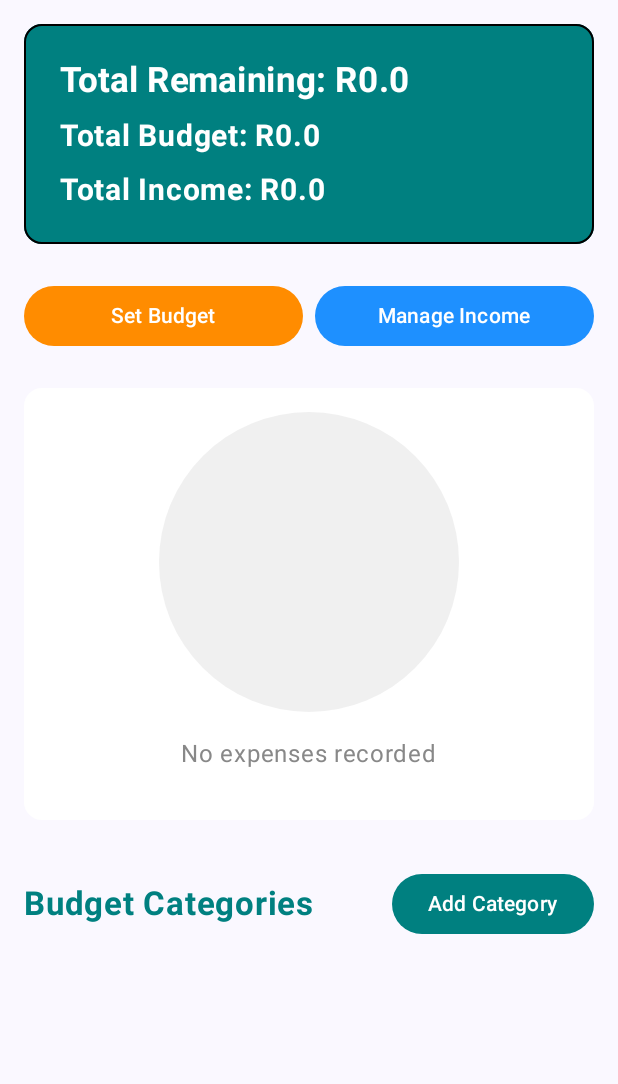
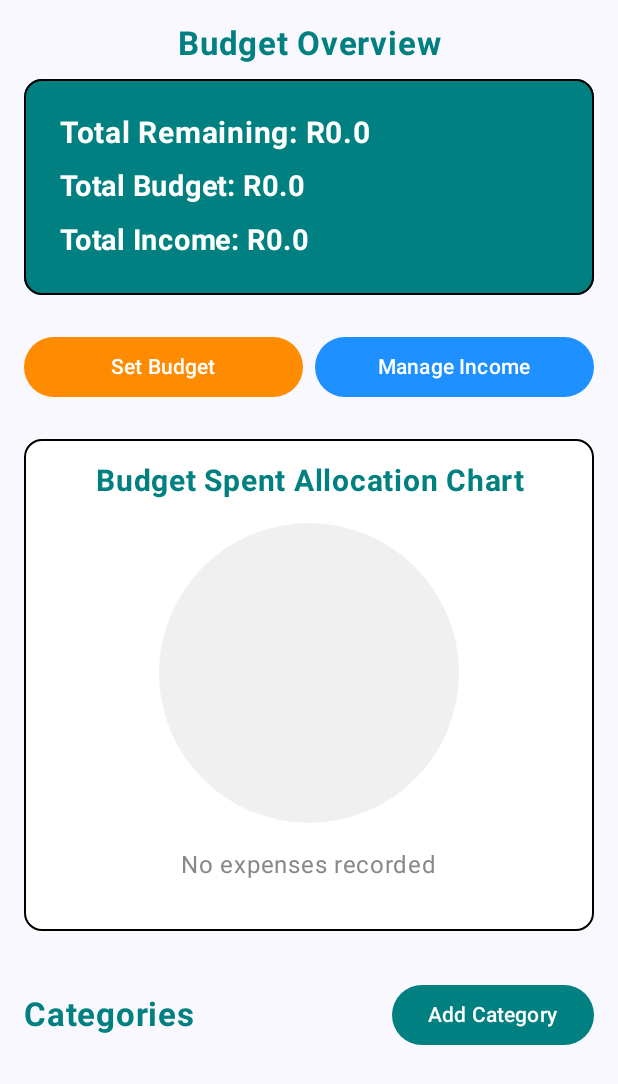
Before and after one commit to IanTerHaar/AccountIT, an Android app built with Jetpack Compose: the composable DashboardScreen called with empty values, on a phone screen of 412 x 824 dp. Shown: the top 1084 px of the screen. Run offline under Robolectric (Android 15) with nearby library versions, the phone set to English and light mode, and no system bars.

Commit message:
Gave the pie chart more colors and added a favorite feature

```diff
--- a/app/src/main/java/com/ianterhaar/accountit/DashboardScreen.kt
+++ b/app/src/main/java/com/ianterhaar/accountit/DashboardScreen.kt
@@ -45,12 +45,37 @@ import androidx.compose.ui.geometry.Offset
 import androidx.compose.ui.geometry.Size
 import androidx.compose.foundation.BorderStroke
 import androidx.compose.foundation.border
+import androidx.compose.material.icons.filled.Star
 
 
 val TealColor = Color(0xFF008080)
 val OrangeColor = Color(0xFFFF8C00)
 val BlueColor = Color(0xFF1E90FF)    // Dodger Blue
 val CardBorder = BorderStroke(1.dp, Color.Black)
+
+// new color list for pie chart
+val pieChartColors = listOf(
+    Color(0xFF008080),  // Teal
+    Color(0xFFFF8C00),  // Orange
+    Color(0xFF1E90FF),  // Blue
+    Color(0xFF9370DB),  // Medium Purple
+    Color(0xFF20B2AA),  // Light Sea Green
+    Color(0xFFDC143C),  // Crimson
+    Color(0xFF4169E1),  // Royal Blue
+    Color(0xFFFA8072),  // Salmon
+    Color(0xFF32CD32),  // Lime Green
+    Color(0xFFFF69B4),  // Hot Pink
+    Color(0xFF4682B4),  // Steel Blue
+    Color(0xFFFFD700),  // Gold
+    Color(0xFF8B4513),  // Saddle Brown
+    Color(0xFF87CEEB),  // Sky Blue
+    Color(0xFFDA70D6),  // Orchid
+    Color(0xFF556B2F),  // Dark Olive Green
+    Color(0xFFFF6347),  // Tomato
+    Color(0xFF6B8E23),  // Olive Drab
+    Color(0xFF7B68EE),  // Medium Slate Blue
+    Color(0xFFCD853F)   // Peru
+)
 
 @OptIn(ExperimentalMaterial3Api::class)
 @Composable
@@ -63,7 +88,8 @@ fun DashboardScreen(
     onSetBudgetClick: () -> Unit,
     onManageCategoriesClick: () -> Unit,
     onDeleteCategory: (String) -> Unit,
-    onAddExpense: (String, Double) -> Unit
+    onAddExpense: (String, Double) -> Unit,
+    onTogglePinCategory: (String) -> Unit,
 ) {
     val remainingBudget = totalBudget - categories.sumOf { it.spent }
     var selectedCategory by remember { mutableStateOf<String?>(null) }
@@ -72,6 +98,18 @@ fun DashboardScreen(
 
     LazyColumn(modifier = Modifier.fillMaxSize().padding(16.dp)) {
         item {
+            // Budget Overview Title
+            Text(
+                text = "Budget Overview",
+                fontSize = 22.sp,
+                fontWeight = FontWeight.Bold,
+                color = TealColor,
+                modifier = Modifier
+                    .fillMaxWidth()
+                    .padding(bottom = 10.dp),
+                textAlign = TextAlign.Center
+            )
+
             // Budget Overview with improved spacing and text sizes
             Card(
                 modifier = Modifier.fillMaxWidth(),
@@ -85,19 +123,19 @@ fun DashboardScreen(
                 ) {
                     Text(
                         "Total Remaining: R$remainingBudget",
-                        fontSize = 23.sp,
+                        fontSize = 20.sp,
                         color = if (remainingBudget < 0) OrangeColor else Color.White,
                         fontWeight = FontWeight.Bold
                     )
                     Text(
                         "Total Budget: R$totalBudget",
-                        fontSize = 20.sp,
+                        fontSize = 19.sp,
                         fontWeight = FontWeight.Bold,
                         color = Color.White
                     )
                     Text(
                         "Total Income: R$income",
-                        fontSize = 20.sp,
+                        fontSize = 19.sp,
                         fontWeight = FontWeight.Bold,
                         color = Color.White
                     )
@@ -130,15 +168,29 @@ fun DashboardScreen(
 
             Spacer(modifier = Modifier.height(24.dp))
 
-            // Pie Chart placeholder
+            // Pie Chart Card
             Card(
                 modifier = Modifier.fillMaxWidth(),
-                colors = CardDefaults.cardColors(containerColor = Color.White)
+                colors = CardDefaults.cardColors(containerColor = Color.White),
+                border = CardBorder  // Added border to match other cards
             ) {
+                Column(
+                    modifier = Modifier.padding(16.dp),
+                    horizontalAlignment = Alignment.CenterHorizontally  // Center align all content
+                ) {
+                    Text(
+                        text = "Budget Spent Allocation Chart",
+                        fontSize = 20.sp,
+                        fontWeight = FontWeight.Bold,
+                        color = TealColor,
+                        modifier = Modifier.padding(bottom = 16.dp),
+                        textAlign = TextAlign.Center
+                    )
                     BudgetPieChartWithLegend(
                         categories = categories,
-                    modifier = Modifier.padding(16.dp)
+                        modifier = Modifier
                     )
+                }
             }
 
             Spacer(modifier = Modifier.height(24.dp))
@@ -151,7 +203,7 @@ fun DashboardScreen(
                 verticalAlignment = Alignment.CenterVertically
             ) {
                 Text(
-                    "Budget Categories",
+                    "Categories",
                     fontSize = 22.sp,
                     fontWeight = FontWeight.Bold,
                     color = TealColor,
@@ -213,14 +265,25 @@ fun DashboardScreen(
                             fontSize = 16.sp
                         )
                     }
+                    Row {
                         IconButton(
-                        onClick = { categoryToDelete = category.name }  // Instead of direct delete
+                            onClick = { onTogglePinCategory(category.name) }  // Add this function to your parameters
+                        ) {
+                            Icon(
+                                if (category.isPinned) Icons.Default.Star else Icons.Default.Star,
+                                contentDescription = if (category.isPinned) "Unpin category" else "Pin category",
+                                tint = if (category.isPinned) OrangeColor else Color.Gray
+                            )
+                        }
+                        IconButton(
+                            onClick = { categoryToDelete = category.name }
                         ) {
                             Icon(
                                 Icons.Default.Delete,
                                 contentDescription = "Delete category",
                                 tint = OrangeColor
                             )
+                        }
                     }
                 }
             }
@@ -550,11 +613,7 @@ fun BudgetPieChart(
                 var startAngle = -90f // Start from top
                 categoriesWithSpending.forEach { category ->
                     val sweepAngle = (category.spent / totalSpent * 360f)
-                    val color = when (category.name.lowercase()) {
-                        "food" -> TealColor
-                        "petrol" -> OrangeColor
-                        else -> Color(0xFF2C7873)
-                    }
+                    val color = pieChartColors[categoriesWithSpending.indexOf(category) % pieChartColors.size]
 
                     drawArc(
                         color = color,
@@ -618,11 +677,7 @@ fun BudgetPieChartWithLegend(
                         ) {
                             Canvas(modifier = Modifier.fillMaxSize()) {
                                 drawCircle(
-                                    color = when (category.name.lowercase()) {              // Moet n better maneer kry om collers te asine
-                                        "food" -> TealColor
-                                        "petrol" -> OrangeColor
-                                        else -> Color(0xFF2C7873)
-                                    }
+                                    color = pieChartColors[categoriesWithSpending.indexOf(category) % pieChartColors.size]
                                 )
                             }
                         }
@@ -634,7 +689,8 @@ fun BudgetPieChartWithLegend(
                         )
                     }
                     Text(
-                        text = "R${String.format("%.2f", category.spent)}",
+                        text = "R${String.format("%.2f", category.spent)} " +
+                                "(${String.format("%.1f", (category.spent / categoriesWithSpending.sumOf { it.spent } * 100))}%)",
                         color = TealColor
                     )
                 }
@@ -646,5 +702,6 @@ fun BudgetPieChartWithLegend(
 data class BudgetCategory(
     val name: String,
     val allocated: Double,
-    val spent: Double
+    val spent: Double,
+    val isPinned: Boolean = false
 )
--- a/app/src/main/java/com/ianterhaar/accountit/MainActivity.kt
+++ b/app/src/main/java/com/ianterhaar/accountit/MainActivity.kt
@@ -201,6 +201,10 @@ fun BudgetTrackingScreen(
                 if (it.name == category) it.copy(spent = it.spent + amount)
                 else it
             }
+        },  // Added missing comma here
+        onTogglePinCategory = { categoryName ->
+            budgetTrackingRepository.toggleCategoryPin(userId, categoryName)
+            categories = budgetTrackingRepository.getCategories(userId)
         }
     )
 
--- a/app/src/main/java/com/ianterhaar/accountit/data/SQLiteOpenHelper.kt
+++ b/app/src/main/java/com/ianterhaar/accountit/data/SQLiteOpenHelper.kt
@@ -9,7 +9,7 @@ class DatabaseHelper(context: Context) : SQLiteOpenHelper(context, DATABASE_NAME
 
     companion object {
         const val DATABASE_NAME = "accountit.db"
-        const val DATABASE_VERSION = 4
+        const val DATABASE_VERSION = 5
 
         // User Table
         const val TABLE_USERS = "users"
@@ -33,6 +33,7 @@ class DatabaseHelper(context: Context) : SQLiteOpenHelper(context, DATABASE_NAME
         const val COLUMN_CATEGORY_NAME = "name"
         const val COLUMN_BUDGET_AMOUNT = "budget"  // Total budget for the category
         const val COLUMN_SPENT_AMOUNT = "spent"    // Amount spent in the category
+        const val COLUMN_IS_PINNED = "is_pinned"
     }
 
     override fun onCreate(db: SQLiteDatabase) {
@@ -68,6 +69,7 @@ class DatabaseHelper(context: Context) : SQLiteOpenHelper(context, DATABASE_NAME
                 $COLUMN_CATEGORY_NAME TEXT NOT NULL,
                 $COLUMN_BUDGET_AMOUNT REAL NOT NULL,
                 $COLUMN_SPENT_AMOUNT REAL NOT NULL DEFAULT 0,
+                $COLUMN_IS_PINNED INTEGER NOT NULL DEFAULT 0,
                 FOREIGN KEY ($COLUMN_CATEGORY_USER_ID_FK) REFERENCES $TABLE_USERS($COLUMN_USER_ID) ON DELETE CASCADE
             )
         """
@@ -79,6 +81,7 @@ class DatabaseHelper(context: Context) : SQLiteOpenHelper(context, DATABASE_NAME
         db.execSQL("DROP TABLE IF EXISTS $TABLE_CATEGORIES")
         db.execSQL("DROP TABLE IF EXISTS $TABLE_BUDGETS")
         db.execSQL("DROP TABLE IF EXISTS $TABLE_USERS")
+        db.execSQL("ALTER TABLE $TABLE_CATEGORIES ADD COLUMN $COLUMN_IS_PINNED INTEGER NOT NULL DEFAULT 0")
         onCreate(db) // Recreate all tables
     }
 }
```
Also changed, not shown: app/src/main/java/com/ianterhaar/accountit/data/BudgetTrackingRepository.kt (+43 -18 lines). Lines whose indentation alone changed are shown as unchanged.
